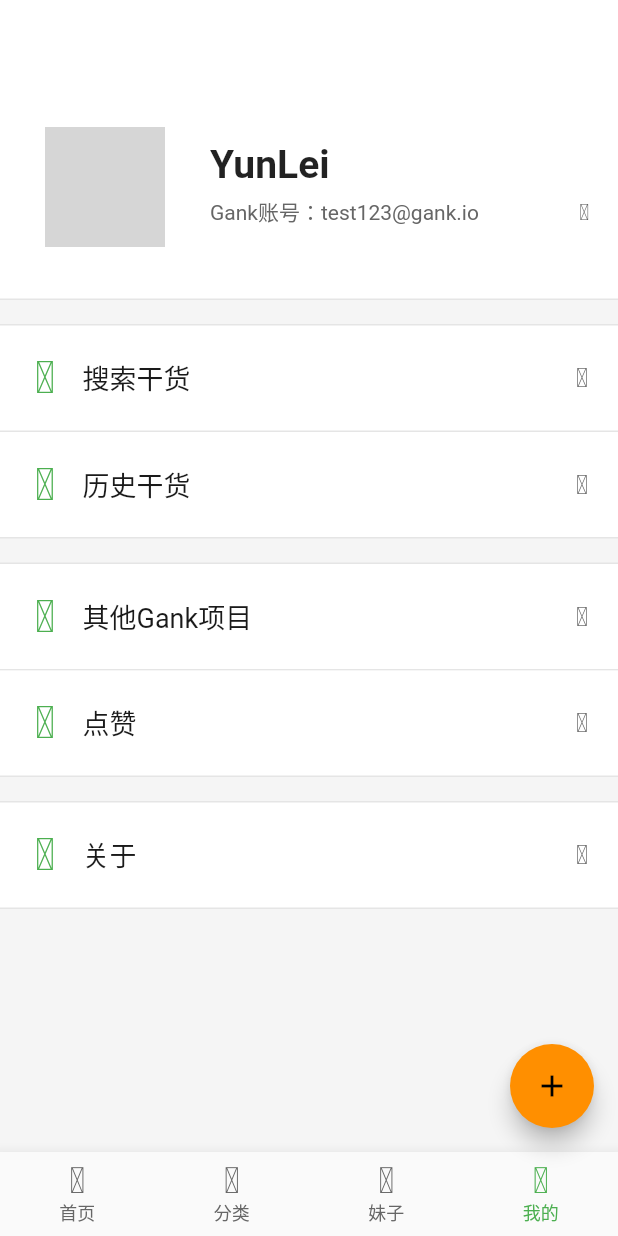
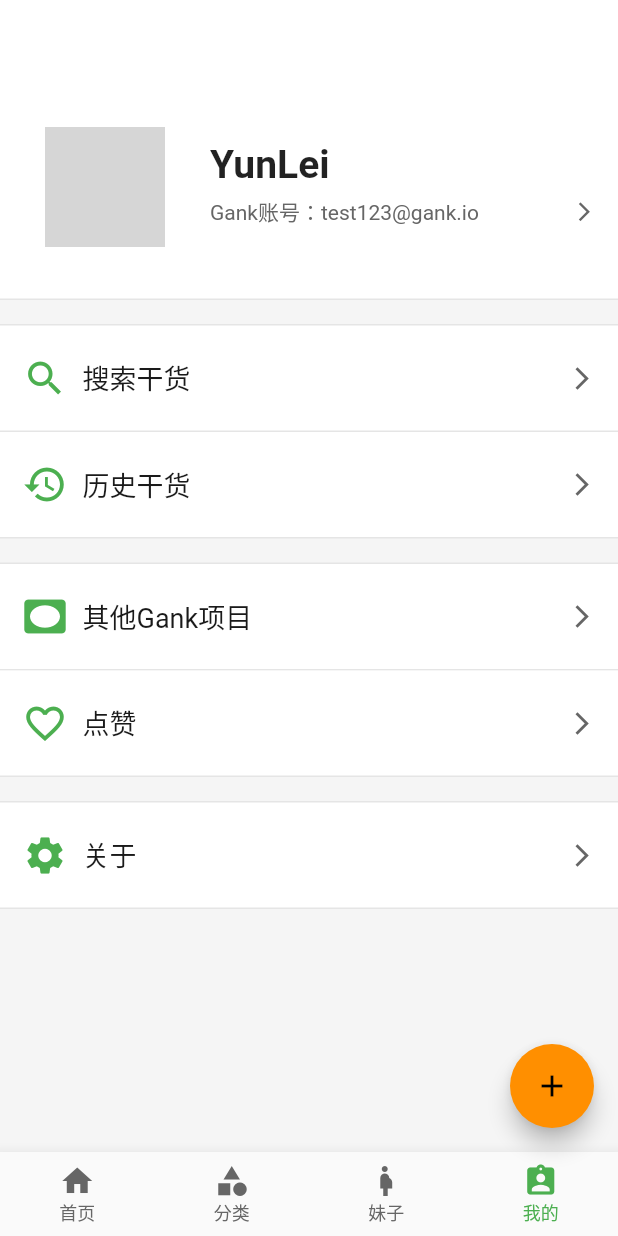
Before and after one commit to 1136346879/flutter_shop, a Flutter app: the MyHomePage screen opened directly, swiped to page 4, on a phone screen of 412 x 824 dp. Run offline on Flutter 3.47's test engine with Material 2 defaults, Android fonts, the phone set to English and light mode, and no system bars; our stand-ins replace dio, flutter_screenutil, flutter_swiper, fluttertoast, geolocator, image_picker and 6 more; missing offline and left inert: flutter_app_upgrade, flutter_plugin_record, leancloud_storage, lpinyin; accounts and stored records are empty; generated files the repository leaves out were written again; network calls fail; grey boxes are pictures that could not be loaded.

Commit message:
icon 图标显示问号的问题修改，注册登录打通 按照手机上运行黑屏问题解决

```diff
--- a/lib/pages/BottomNavigationBarPagetwo.dart
+++ b/lib/pages/BottomNavigationBarPagetwo.dart
@@ -112,13 +112,13 @@ class _MyHomePageState extends State<MyHomePage> {
       bottomNavigationBar: new BottomNavigationBar(
         items: [
           BottomNavigationBarItem(
-              icon: new Icon(IconFont.iconhome), title: new Text("首页")),
+              icon: new Icon(Icons.home), title: new Text("首页")),
           BottomNavigationBarItem(
-              icon: new Icon(IconFont.iconcategory), title: new Text("分类")),
+              icon: new Icon(Icons.category), title: new Text("分类")),
           BottomNavigationBarItem(
-              icon: new Icon(IconFont.iconpic), title: new Text("妹子")),
+              icon: new Icon(Icons.pregnant_woman), title: new Text("妹子")),
           BottomNavigationBarItem(
-              icon: new Icon(IconFont.iconaccount), title: new Text("我的")),
+              icon: new Icon(Icons.assignment_ind), title: new Text("我的")),
         ],
         selectedItemColor: Color(0xFF4CAF50),//选中
         unselectedItemColor: Color(0xff666666),//未选中
--- a/lib/pages/account.dart
+++ b/lib/pages/account.dart
@@ -70,7 +70,7 @@ class _AccountPageState extends State<AccountPage> {
                                     ),
                                   ),
                                   Icon(
-                                    IconFont.iconright,
+                                    Icons.arrow_forward_ios,
                                     color: Color(0xff666666),
                                     size: 15,
                                   ),
@@ -102,7 +102,7 @@ class _AccountPageState extends State<AccountPage> {
                 Container(
                   padding: EdgeInsets.fromLTRB(15, 20, 10, 20),
                   child: Icon(
-                    IconFont.iconsearch,
+                    Icons.search,
                     color: Colors.green,
                     size: 30,
                   ),
@@ -117,7 +117,7 @@ class _AccountPageState extends State<AccountPage> {
                   ),
                 ),
                 Icon(
-                  IconFont.iconright,
+                    Icons.arrow_forward_ios,
                   color: Color(0xff666666),
                   size: 18,
                 ),
@@ -137,7 +137,7 @@ class _AccountPageState extends State<AccountPage> {
                 Container(
                   padding: EdgeInsets.fromLTRB(15, 20, 10, 20),
                   child: Icon(
-                    IconFont.iconhistory,
+                    Icons.history,
                     color: Colors.green,
                     size: 30,
                   ),
@@ -152,7 +152,7 @@ class _AccountPageState extends State<AccountPage> {
                   ),
                 ),
                 Icon(
-                  IconFont.iconright,
+    Icons.arrow_forward_ios,
                   color: Color(0xff666666),
                   size: 18,
                 ),
@@ -182,7 +182,7 @@ class _AccountPageState extends State<AccountPage> {
                   Container(
                     padding: EdgeInsets.fromLTRB(15, 20, 10, 20),
                     child: Icon(
-                      IconFont.icongithub,
+                      Icons.vignette,
                       color: Colors.green,
                       size: 30,
                     ),
@@ -197,7 +197,7 @@ class _AccountPageState extends State<AccountPage> {
                     ),
                   ),
                   Icon(
-                    IconFont.iconright,
+                      Icons.arrow_forward_ios,
                     color: Color(0xff666666),
                     size: 18,
                   ),
@@ -218,7 +218,7 @@ class _AccountPageState extends State<AccountPage> {
                 Container(
                   padding: EdgeInsets.fromLTRB(15, 20, 10, 20),
                   child: Icon(
-                    IconFont.iconlike,
+                    Icons.favorite_border,
                     color: Colors.green,
                     size: 30,
                   ),
@@ -233,7 +233,7 @@ class _AccountPageState extends State<AccountPage> {
                   ),
                 ),
                 Icon(
-                  IconFont.iconright,
+                  Icons.arrow_forward_ios,
                   color: Color(0xff666666),
                   size: 18,
                 ),
@@ -261,7 +261,7 @@ class _AccountPageState extends State<AccountPage> {
                   Container(
                     padding: EdgeInsets.fromLTRB(15, 20, 10, 20),
                     child: Icon(
-                      IconFont.iconabout,
+                      Icons.settings,
                       color: Colors.green,
                       size: 30,
                     ),
@@ -276,7 +276,7 @@ class _AccountPageState extends State<AccountPage> {
                     ),
                   ),
                   Icon(
-                    IconFont.iconright,
+                      Icons.arrow_forward_ios,
                     color: Color(0xff666666),
                     size: 18,
                   ),
--- a/lib/pages/home_two.dart
+++ b/lib/pages/home_two.dart
@@ -113,7 +113,7 @@ class _HomeState extends State<HomeTwoPage> with WidgetsBindingObserver {
                       Row(
                         children: <Widget>[
                           Icon(
-                            IconFont.iconzuozhe,
+                            Icons.verified_user,
                             color: Colors.green,
                             size: 20,
                           ),
@@ -122,7 +122,7 @@ class _HomeState extends State<HomeTwoPage> with WidgetsBindingObserver {
                             width: 10,
                           ),
                           Icon(
-                            IconFont.iconshijian,
+                            Icons.timer,
                             color: Colors.green,
                             size: 20,
                           ),
--- a/lib/pages/image_picker_page.dart
+++ b/lib/pages/image_picker_page.dart
@@ -23,9 +23,9 @@ import 'package:flutter_hexun/utils/ToastShow.dart' as ToastUtils;
 class imagePickerPage extends StatelessWidget {
   @override
   Widget build(BuildContext context) {
-    return MaterialApp(
-      title: 'Image Picker Demo',
-      home: imagePickerPagehome(title: 'Image Picker Example'),
+    return Scaffold(
+//      title: 'Image Picker Demo',
+      body: imagePickerPagehome(title: 'Image Picker Example'),
     );
   }
 }
--- a/lib/pages/subtitle/subtitle_page_main.dart
+++ b/lib/pages/subtitle/subtitle_page_main.dart
@@ -12,6 +12,7 @@ class subtitle_page_main extends StatelessWidget {
   Widget build(BuildContext context) {
     return MaterialApp(
       title: 'Flutter Demo',
+      debugShowCheckedModeBanner: false,
       theme: ThemeData(
         primarySwatch: Colors.blue,
       ),
--- a/lib/widget/article_item.dart
+++ b/lib/widget/article_item.dart
@@ -40,7 +40,7 @@ class _ArticleItemState extends State<ArticleItem> {
                     Row(
                       children: <Widget>[
                         Icon(
-                          IconFont.iconzuozhe,
+                          Icons.perm_identity,
                           color: Colors.green,
                           size: 20,
                         ),
@@ -49,7 +49,7 @@ class _ArticleItemState extends State<ArticleItem> {
                           width: 10,
                         ),
                         Icon(
-                          IconFont.iconshijian,
+                          Icons.timer,
                           color: Colors.green,
                           size: 20,
                         ),
```
Also changed, not shown: lib/config/app_config.dart (added, +12 -0 lines), lib/pages/cart_page.dart (+37 -9 lines), lib/pages/user/login.dart (+10 -1 lines), lib/utils/HttpUtils.dart (+10 -0 lines), lib/utils/Usertools.dart (+40 -17 lines), 1 other file.
